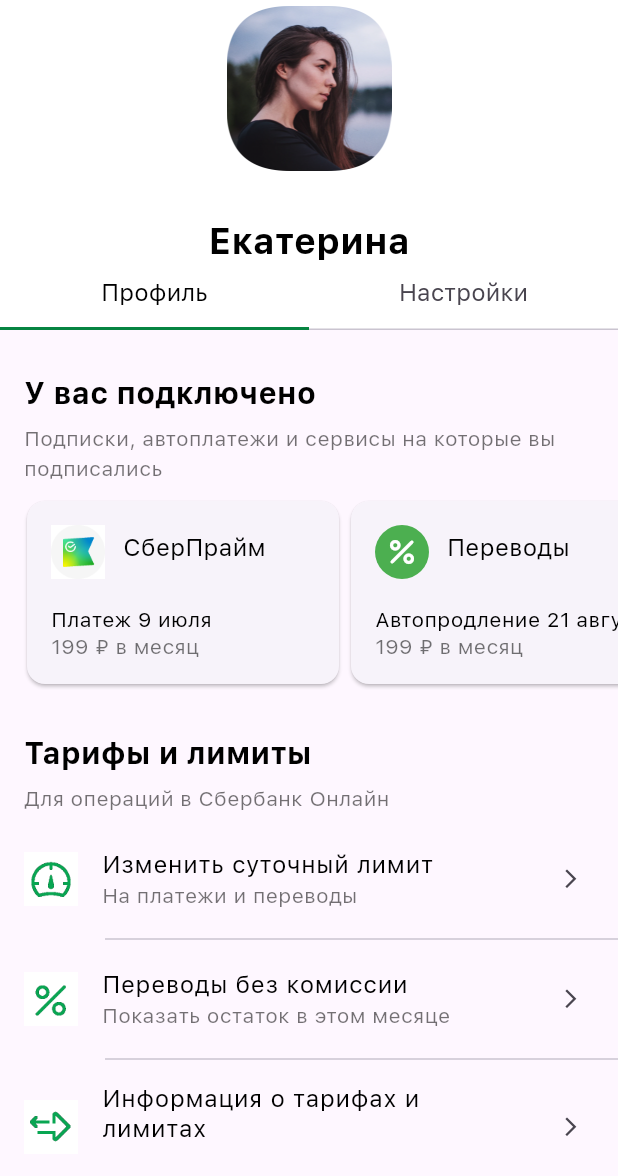
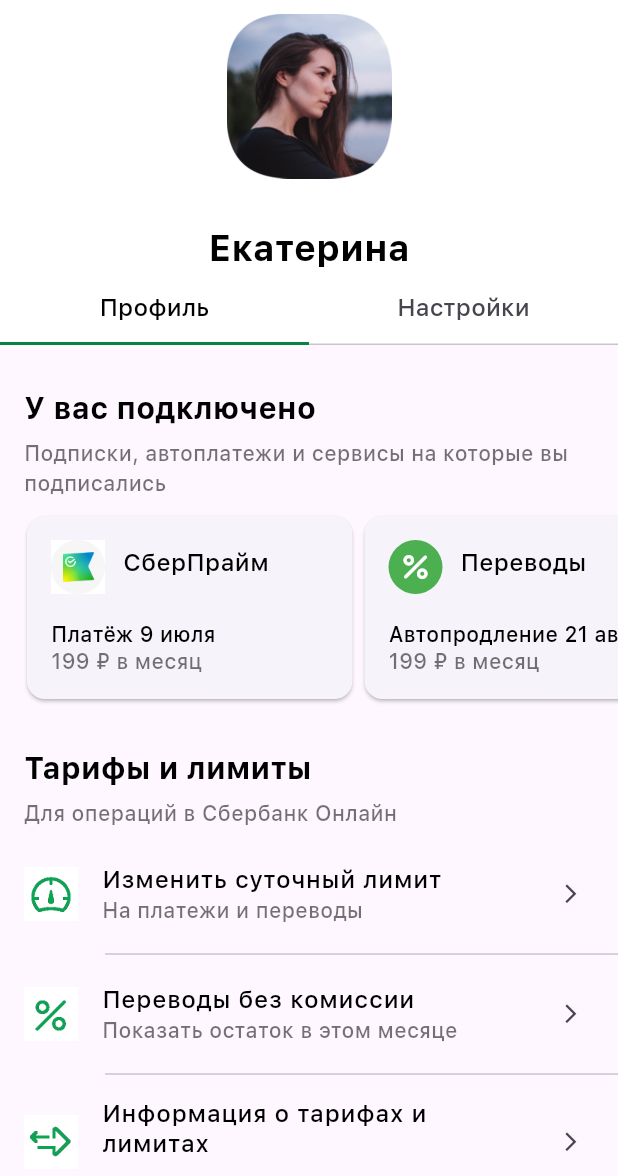
Before and after one commit to csupernova/FlutterScreen, a Flutter app: the screen it shows after launch, on a phone screen of 412 x 824 dp, the part 60-1236 px from its top. Run offline on Flutter 3.47's test engine with Material 3 defaults, Android fonts, the phone set to English and light mode, and no system bars.

Commit message:
add fonts and change Card title weight

```diff
--- a/lib/main.dart
+++ b/lib/main.dart
@@ -1,6 +1,5 @@
 import 'package:flutter/material.dart';
 import 'package:flutter_screen/ui/constants/colors.dart';
-import 'package:flutter_screen/ui/constants/strings.dart';
 import 'package:flutter_screen/ui/profile/profile.dart';
 import 'package:flutter_screen/ui/settings/settingsScreen.dart';
 import 'package:flutter_screen/ui/topsection/topsection.dart';
--- a/lib/ui/constants/sizes.dart
+++ b/lib/ui/constants/sizes.dart
@@ -6,7 +6,7 @@
   static const iconAppBar = 24.0;
   static const fontNameSize = 24.0;
   static const heightName = 32 / 24;
-  static const topSectionHeight = 260.0;
+  static const topSectionHeight = 270.0;
 
 //card
   static const fontTitleSize = 20.0;
@@ -27,7 +27,7 @@
 
 //card
   static const cardHeight = 130.0;
-  static const cardWidth = 216.0;
+  static const cardWidth = 225.0;
 
 //icons
   static const iconSize = 36.0;
--- a/lib/ui/constants/strings.dart
+++ b/lib/ui/constants/strings.dart
@@ -13,7 +13,7 @@
   static const List<String> titles = ["СберПрайм", "Переводы"];
 
   static const List<String> secondaryTitles = [
-    "Платеж 9 июля",
+    "Платёж 9 июля",
     "Автопродление 21 августа"
   ];
 
--- a/lib/ui/profile/sections/carousel.dart
+++ b/lib/ui/profile/sections/carousel.dart
@@ -54,7 +54,7 @@
                               surfaceTintColor: Colors.white,
                               child: InkWell(
                                 borderRadius:
-                                    BorderRadius.all(Radius.circular(8)),
+                                    const BorderRadius.all(Radius.circular(8)),
                                 onTap: () {},
                                 child: Column(
                                     mainAxisSize: MainAxisSize.max,
@@ -76,7 +76,7 @@
                                                   top: 10),
                                               child: Text(Strings.titles[index],
                                                   style: const TextStyle(
-                                                    fontFamily: 'SFProText',
+                                                    fontStyle: FontStyle.normal,
                                                     fontSize:
                                                         Sizes.fontCardTitleSize,
                                                     fontWeight: FontWeight.w500,
@@ -92,7 +92,7 @@
                                           child: Text(
                                               Strings.secondaryTitles[index],
                                               style: const TextStyle(
-                                                fontFamily: 'SFProText',
+                                                fontStyle: FontStyle.normal,
                                                 fontSize: Sizes.fontRegularSize,
                                                 fontWeight: FontWeight.w500,
                                                 color: AppColors.black,
--- a/lib/ui/profile/sections/chips.dart
+++ b/lib/ui/profile/sections/chips.dart
@@ -27,8 +27,8 @@
   Widget build(BuildContext context) {
     return Padding(
         padding: const EdgeInsets.only(
-          left: AppPaddings.mainSidePadding - 5,
-          right: AppPaddings.mainSidePadding,
+          left: AppPaddings.mainSidePadding,
+          right: AppPaddings.mainSidePadding - 8,
         ),
         child: Wrap(
           runSpacing: AppPaddings.filterRunSpacing,
@@ -40,8 +40,7 @@
               selected: _isSelected[index],
               label: Text(tag,
                   style: const TextStyle(
-                    fontSize: Sizes.fontRegularSize,
-                  )),
+                      fontSize: Sizes.fontRegularSize, color: AppColors.black)),
               side: BorderSide.none,
               shape: const RoundedRectangleBorder(
                   borderRadius: BorderRadius.all(
--- a/lib/ui/topsection/topsection.dart
+++ b/lib/ui/topsection/topsection.dart
@@ -22,7 +22,10 @@
       indicatorSize: TabBarIndicatorSize.tab,
       indicatorColor: AppColors.dividerGreen,
       labelColor: AppColors.black,
-      labelStyle: const TextStyle(fontSize: Sizes.fontTabTitleSize),
+      labelStyle: const TextStyle(
+        fontSize: Sizes.fontTabTitleSize,
+        fontStyle: FontStyle.normal,
+      ),
       tabs: Strings.tabs
           .map(
             (tabName) => Tab(
@@ -33,7 +36,6 @@
     ),
     stretch: true,
     onStretchTrigger: () {
-      // Function callback for stretch
       return Future<void>.value();
     },
     expandedHeight: Sizes.topSectionHeight,
--- a/pubspec.yaml
+++ b/pubspec.yaml
@@ -57,7 +57,10 @@
       fonts:
         - asset: assets/fonts/SFProText-Regular.ttf
         - asset: assets/fonts/SFProText-Bold.ttf
-          weight: 500
+          weight: 700
+        - asset: assets/fonts/SFProText-Semibold.ttf
+        - asset: assets/fonts/SFProText-Medium.ttf
+        - asset: assets/fonts/SFProText-Heavy.ttf
   # The following line ensures that the Material Icons font is
   # included with your application, so that you can use the icons in
   # the material Icons class.
```
Also changed, not shown: assets/fonts/SFProText-Heavy.ttf (added), assets/fonts/SFProText-Medium.ttf (added), assets/fonts/SFProText-Semibold.ttf (added).
